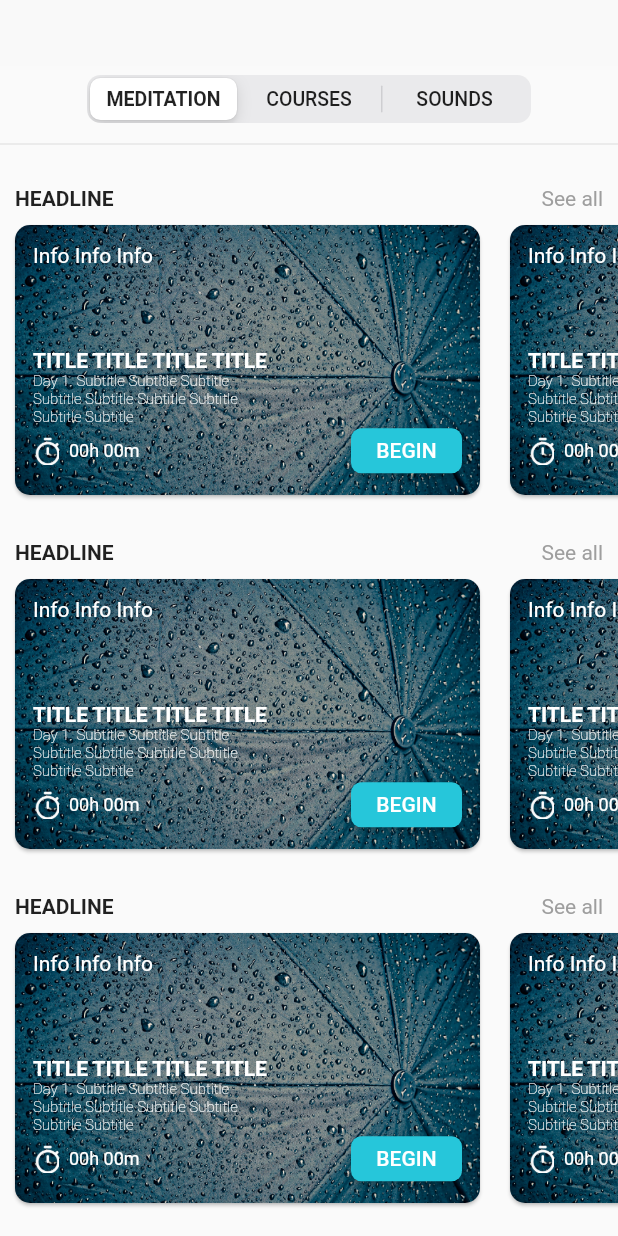
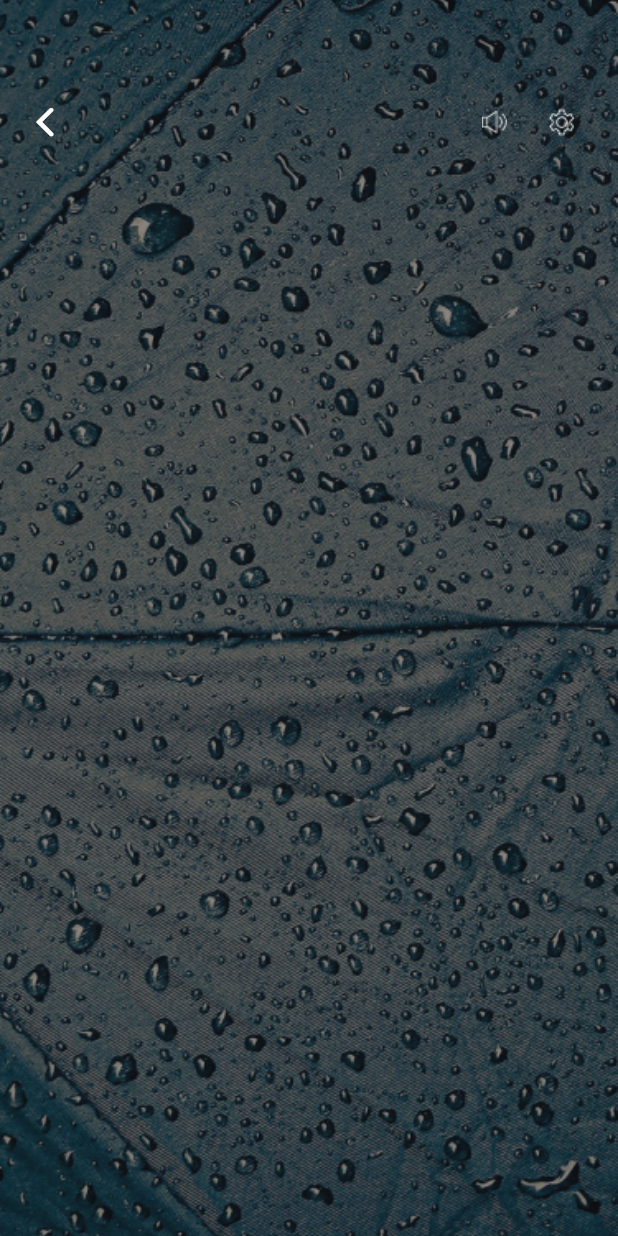
Before and after one commit to CoMatu/meditation_app, a Flutter app: the screen it shows after launch, after a tap on "BEGIN", on a phone screen of 412 x 824 dp. Run offline on Flutter 3.47's test engine with Material 2 defaults, Android fonts, the phone set to English and light mode, and no system bars.

Commit message:
added player screen

```diff
--- a/lib/presentation/pages/pages.dart
+++ b/lib/presentation/pages/pages.dart
@@ -1 +1,2 @@
 export 'home_page.dart';
+export 'player_page.dart';
--- /dev/null
+++ b/lib/presentation/pages/player_page.dart
@@ -0,0 +1,71 @@
+import 'package:flutter/cupertino.dart';
+import 'package:flutter/material.dart';
+import 'package:flutter/services.dart';
+import 'package:meditation_app/presentation/widgets/widgets.dart';
+
+class PlayerPage extends StatelessWidget {
+  const PlayerPage({Key key}) : super(key: key);
+
+  @override
+  Widget build(BuildContext context) {
+    return AnnotatedRegion<SystemUiOverlayStyle>(
+      value: SystemUiOverlayStyle(
+          statusBarColor: Colors.transparent,
+          statusBarIconBrightness: Brightness.light,
+          statusBarBrightness: Brightness.dark),
+      child: Scaffold(
+        body: Stack(
+          children: <Widget>[
+            Container(
+              decoration: BoxDecoration(
+                image: DecorationImage(
+                    image: AssetImage('res/images/background_player.png'),
+                    fit: BoxFit.cover),
+              ),
+            ),
+            Column(
+              children: <Widget>[
+                Container(height: 44.0),
+                Padding(
+                  padding: const EdgeInsets.all(15.0),
+                  child: Row(
+                    mainAxisAlignment: MainAxisAlignment.spaceBetween,
+                    crossAxisAlignment: CrossAxisAlignment.center,
+                    children: <Widget>[
+                      GestureDetector(
+                        onTap: () {
+                          Navigator.pop(context);
+                        },
+                        child: Icon(
+                          CupertinoIcons.back,
+                          color: Colors.white,
+                          size: 30.0,
+                        ),
+                      ),
+                      Row(children: <Widget>[
+                        GestureDetector(
+                          onTap: () {},
+                          child: Container(
+                            width: 45.0,
+                            child: Image.asset('res/images/sound-thin.png'),
+                          ),
+                        ),
+                        GestureDetector(
+                          onTap: () {},
+                          child: Container(
+                            width: 45.0,
+                            child: Image.asset('res/images/settings.png'),
+                          ),
+                        ),
+                      ]),
+                    ],
+                  ),
+                ),
+              ],
+            ),
+          ],
+        ),
+      ),
+    );
+  }
+}
--- a/lib/presentation/widgets/meditation_card.dart
+++ b/lib/presentation/widgets/meditation_card.dart
@@ -1,4 +1,5 @@
 import 'package:flutter/material.dart';
+import 'package:meditation_app/presentation/pages/pages.dart';
 
 class MeditationCard extends StatelessWidget {
   const MeditationCard({Key key}) : super(key: key);
@@ -84,9 +85,18 @@ class MeditationCard extends StatelessWidget {
                           height: 30.0,
                           minWidth: 74.0,
                           child: RaisedButton(
-                            onPressed: () {},
+                            onPressed: () {
+                              Navigator.push(
+                                context,
+                                MaterialPageRoute(
+                                    builder: (context) => PlayerPage()),
+                              );
+                            },
                             color: Colors.cyan[400],
-                            child: Text('BEGIN', style: TextStyle(color: Colors.white),),
+                            child: Text(
+                              'BEGIN',
+                              style: TextStyle(color: Colors.white),
+                            ),
                             shape: new RoundedRectangleBorder(
                               borderRadius: new BorderRadius.circular(7.0),
                             ),
--- a/pubspec.yaml
+++ b/pubspec.yaml
@@ -50,6 +50,9 @@ flutter:
    - res/images/background_2.png
    - res/images/background_3.png
    - res/images/icon_clock.png
+   - res/images/settings.png
+   - res/images/sound-thin.png
+   - res/images/background_player.png
 
   # An image asset can refer to one or more resolution-specific "variants", see
   # https://flutter.dev/assets-and-images/#resolution-aware.
```
Also changed, not shown: lib/presentation/widgets/widgets.dart (line endings or trailing spaces), res/images/background_player.png (added), res/images/settings.png (added), res/images/sound-thin.png (added).
